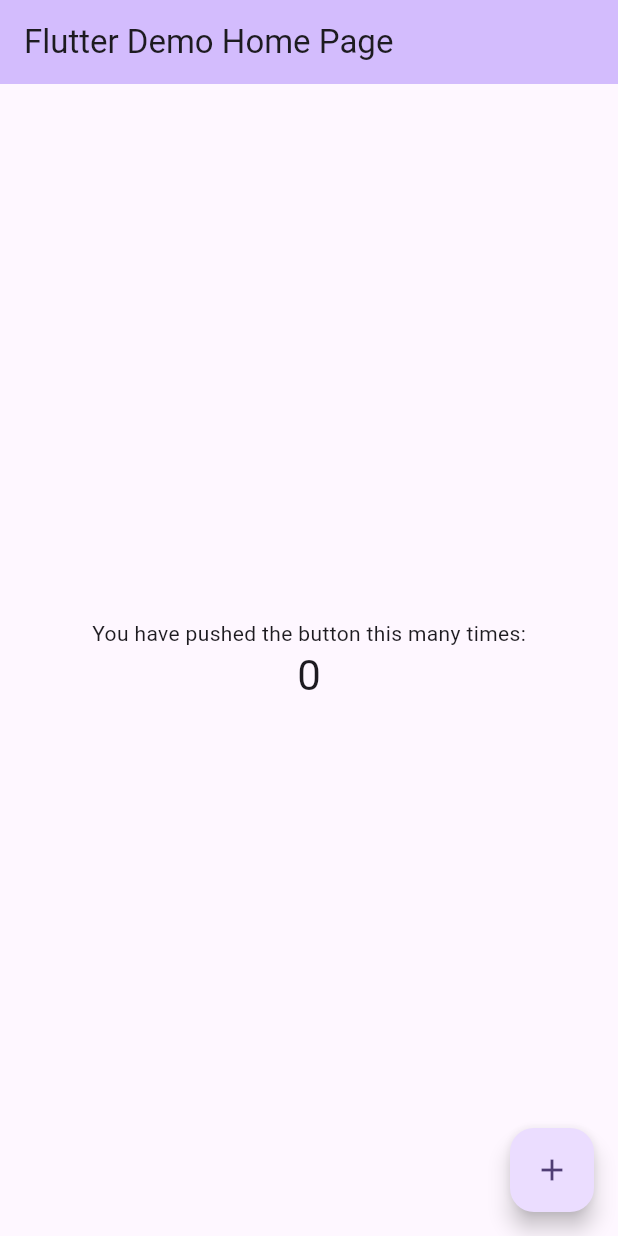
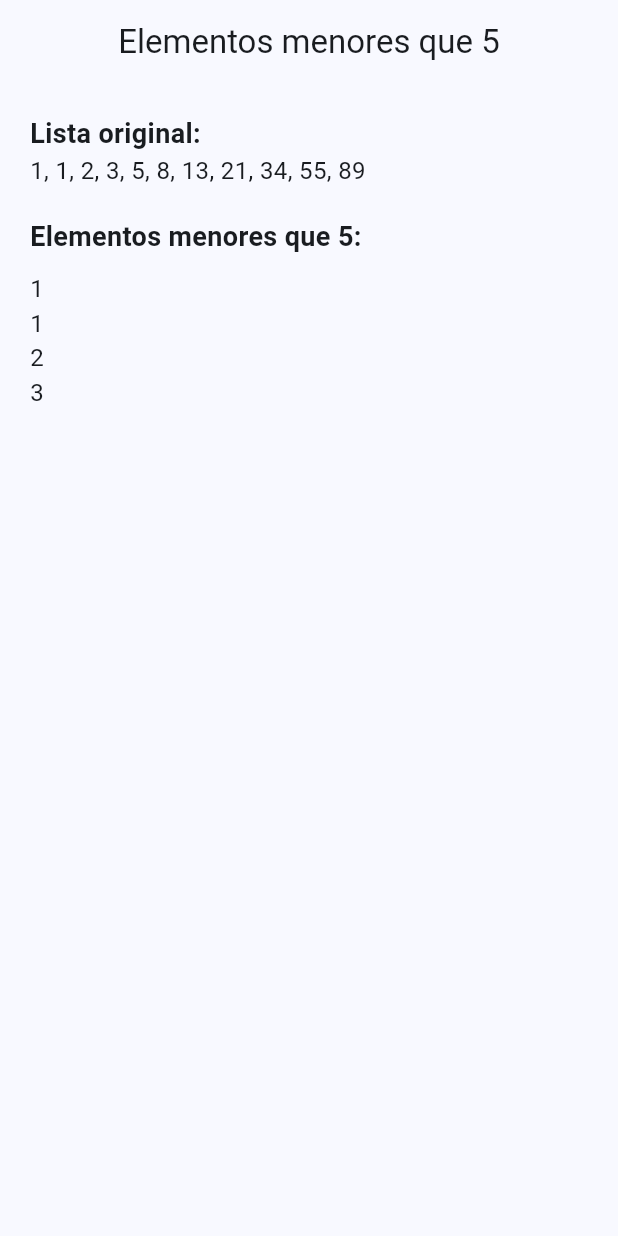
Before and after one commit to Antonio0203/aplica-o_lista, a Flutter app: the screen it shows after launch, on a phone screen of 412 x 824 dp. Run offline on Flutter 3.47's test engine with Material 3 defaults, Android fonts, the phone set to English and light mode, and no system bars.

Commit message:
Segundo commit

```diff
--- a/lib/main.dart
+++ b/lib/main.dart
@@ -1,122 +1,67 @@
 import 'package:flutter/material.dart';
 
 void main() {
-  runApp(const MyApp());
+  runApp(const ListaMenorQueCincoApp());
 }
 
-class MyApp extends StatelessWidget {
-  const MyApp({super.key});
+class ListaMenorQueCincoApp extends StatelessWidget {
+  const ListaMenorQueCincoApp({super.key});
 
-  // This widget is the root of your application.
   @override
   Widget build(BuildContext context) {
     return MaterialApp(
-      title: 'Flutter Demo',
+      title: 'Números menores que 5',
+      debugShowCheckedModeBanner: false, // remove o selo "DEBUG"
       theme: ThemeData(
-        // This is the theme of your application.
-        //
-        // TRY THIS: Try running your application with "flutter run". You'll see
-        // the application has a purple toolbar. Then, without quitting the app,
-        // try changing the seedColor in the colorScheme below to Colors.green
-        // and then invoke "hot reload" (save your changes or press the "hot
-        // reload" button in a Flutter-supported IDE, or press "r" if you used
-        // the command line to start the app).
-        //
-        // Notice that the counter didn't reset back to zero; the application
-        // state is not lost during the reload. To reset the state, use hot
-        // restart instead.
-        //
-        // This works for code too, not just values: Most code changes can be
-        // tested with just a hot reload.
-        colorScheme: ColorScheme.fromSeed(seedColor: Colors.deepPurple),
+        colorScheme: ColorScheme.fromSeed(seedColor: Colors.blue),
+        useMaterial3: true,
       ),
-      home: const MyHomePage(title: 'Flutter Demo Home Page'),
+      home: const ListaScreen(),
     );
   }
 }
 
-class MyHomePage extends StatefulWidget {
-  const MyHomePage({super.key, required this.title});
-
-  // This widget is the home page of your application. It is stateful, meaning
-  // that it has a State object (defined below) that contains fields that affect
-  // how it looks.
-
-  // This class is the configuration for the state. It holds the values (in this
-  // case the title) provided by the parent (in this case the App widget) and
-  // used by the build method of the State. Fields in a Widget subclass are
-  // always marked "final".
-
-  final String title;
-
-  @override
-  State<MyHomePage> createState() => _MyHomePageState();
-}
-
-class _MyHomePageState extends State<MyHomePage> {
-  int _counter = 0;
-
-  void _incrementCounter() {
-    setState(() {
-      // This call to setState tells the Flutter framework that something has
-      // changed in this State, which causes it to rerun the build method below
-      // so that the display can reflect the updated values. If we changed
-      // _counter without calling setState(), then the build method would not be
-      // called again, and so nothing would appear to happen.
-      _counter++;
-    });
-  }
+class ListaScreen extends StatelessWidget {
+  const ListaScreen({super.key});
 
   @override
   Widget build(BuildContext context) {
-    // This method is rerun every time setState is called, for instance as done
-    // by the _incrementCounter method above.
-    //
-    // The Flutter framework has been optimized to make rerunning build methods
-    // fast, so that you can just rebuild anything that needs updating rather
-    // than having to individually change instances of widgets.
+    // Lista de números
+    List<int> a = [1, 1, 2, 3, 5, 8, 13, 21, 34, 55, 89];
+
+    // Filtra apenas os menores que 5
+    List<int> menoresQueCinco = a.where((num) => num < 5).toList();
+
     return Scaffold(
       appBar: AppBar(
-        // TRY THIS: Try changing the color here to a specific color (to
-        // Colors.amber, perhaps?) and trigger a hot reload to see the AppBar
-        // change color while the other colors stay the same.
-        backgroundColor: Theme.of(context).colorScheme.inversePrimary,
-        // Here we take the value from the MyHomePage object that was created by
-        // the App.build method, and use it to set our appbar title.
-        title: Text(widget.title),
+        title: const Text('Elementos menores que 5'),
+        centerTitle: true,
       ),
-      body: Center(
-        // Center is a layout widget. It takes a single child and positions it
-        // in the middle of the parent.
+      body: Padding(
+        padding: const EdgeInsets.all(20.0),
         child: Column(
-          // Column is also a layout widget. It takes a list of children and
-          // arranges them vertically. By default, it sizes itself to fit its
-          // children horizontally, and tries to be as tall as its parent.
-          //
-          // Column has various properties to control how it sizes itself and
-          // how it positions its children. Here we use mainAxisAlignment to
-          // center the children vertically; the main axis here is the vertical
-          // axis because Columns are vertical (the cross axis would be
-          // horizontal).
-          //
-          // TRY THIS: Invoke "debug painting" (choose the "Toggle Debug Paint"
-          // action in the IDE, or press "p" in the console), to see the
-          // wireframe for each widget.
-          mainAxisAlignment: MainAxisAlignment.center,
-          children: <Widget>[
-            const Text('You have pushed the button this many times:'),
-            Text(
-              '$_counter',
-              style: Theme.of(context).textTheme.headlineMedium,
+          crossAxisAlignment: CrossAxisAlignment.start,
+          children: [
+            const Text(
+              'Lista original:',
+              style: TextStyle(fontSize: 18, fontWeight: FontWeight.bold),
             ),
+            Text(a.join(', '), style: const TextStyle(fontSize: 16)),
+            const SizedBox(height: 20),
+            const Text(
+              'Elementos menores que 5:',
+              style: TextStyle(fontSize: 18, fontWeight: FontWeight.bold),
+            ),
+            const SizedBox(height: 10),
+            // Exibe o resultado dinamicamente
+            for (var num in menoresQueCinco)
+              Text(
+                num.toString(),
+                style: const TextStyle(fontSize: 16),
+              ),
           ],
         ),
       ),
-      floatingActionButton: FloatingActionButton(
-        onPressed: _incrementCounter,
-        tooltip: 'Increment',
-        child: const Icon(Icons.add),
-      ), // This trailing comma makes auto-formatting nicer for build methods.
     );
   }
 }
```
